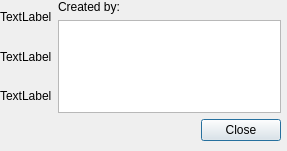
The window that compinfo.ui (sandraBender/VLN1-hopur2) describes before a commit, drawn with Qt 5.
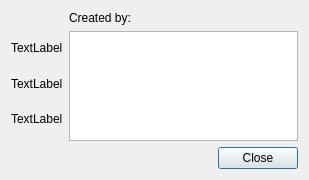
The same window after the commit.

Commit message: Sciinfo, Compinfo og Linkwindow form lögðu til

What changed in the file:
```diff
--- a/compinfo.ui
+++ b/compinfo.ui
@@ -6,27 +6,46 @@
    <rect>
     <x>0</x>
     <y>0</y>
-    <width>287</width>
-    <height>151</height>
+    <width>309</width>
+    <height>180</height>
    </rect>
   </property>
   <property name="windowTitle">
    <string>Information</string>
   </property>
-  <widget class="QWidget" name="">
-   <property name="geometry">
-    <rect>
-     <x>0</x>
-     <y>0</y>
-     <width>281</width>
-     <height>141</height>
-    </rect>
-   </property>
+  <layout class="QVBoxLayout" name="verticalLayout_4">
+   <item>
    <layout class="QVBoxLayout" name="verticalLayout_3">
     <item>
      <layout class="QHBoxLayout" name="horizontalLayout">
       <item>
        <layout class="QVBoxLayout" name="verticalLayout">
+         <item>
+          <spacer name="verticalSpacer">
+           <property name="orientation">
+            <enum>Qt::Vertical</enum>
+           </property>
+           <property name="sizeHint" stdset="0">
+            <size>
+             <width>20</width>
+             <height>40</height>
+            </size>
+           </property>
+          </spacer>
+         </item>
+         <item>
+          <spacer name="verticalSpacer_2">
+           <property name="orientation">
+            <enum>Qt::Vertical</enum>
+           </property>
+           <property name="sizeHint" stdset="0">
+            <size>
+             <width>20</width>
+             <height>40</height>
+            </size>
+           </property>
+          </spacer>
+         </item>
         <item>
          <widget class="QLabel" name="label_name">
           <property name="text">
@@ -37,6 +56,19 @@
           </property>
          </widget>
         </item>
+         <item>
+          <spacer name="verticalSpacer_3">
+           <property name="orientation">
+            <enum>Qt::Vertical</enum>
+           </property>
+           <property name="sizeHint" stdset="0">
+            <size>
+             <width>20</width>
+             <height>40</height>
+            </size>
+           </property>
+          </spacer>
+         </item>
         <item>
          <widget class="QLabel" name="label_built">
           <property name="text">
@@ -44,6 +76,19 @@
           </property>
          </widget>
         </item>
+         <item>
+          <spacer name="verticalSpacer_4">
+           <property name="orientation">
+            <enum>Qt::Vertical</enum>
+           </property>
+           <property name="sizeHint" stdset="0">
+            <size>
+             <width>20</width>
+             <height>40</height>
+            </size>
+           </property>
+          </spacer>
+         </item>
         <item>
          <widget class="QLabel" name="label_type">
           <property name="text">
@@ -51,6 +96,19 @@
           </property>
          </widget>
         </item>
+         <item>
+          <spacer name="verticalSpacer_5">
+           <property name="orientation">
+            <enum>Qt::Vertical</enum>
+           </property>
+           <property name="sizeHint" stdset="0">
+            <size>
+             <width>20</width>
+             <height>40</height>
+            </size>
+           </property>
+          </spacer>
+         </item>
        </layout>
       </item>
       <item>
@@ -77,7 +135,8 @@
      </widget>
     </item>
    </layout>
-  </widget>
+   </item>
+  </layout>
  </widget>
  <resources/>
  <connections/>
```
Lines whose indentation alone changed are shown as unchanged. The commit also changes 13 other files.
